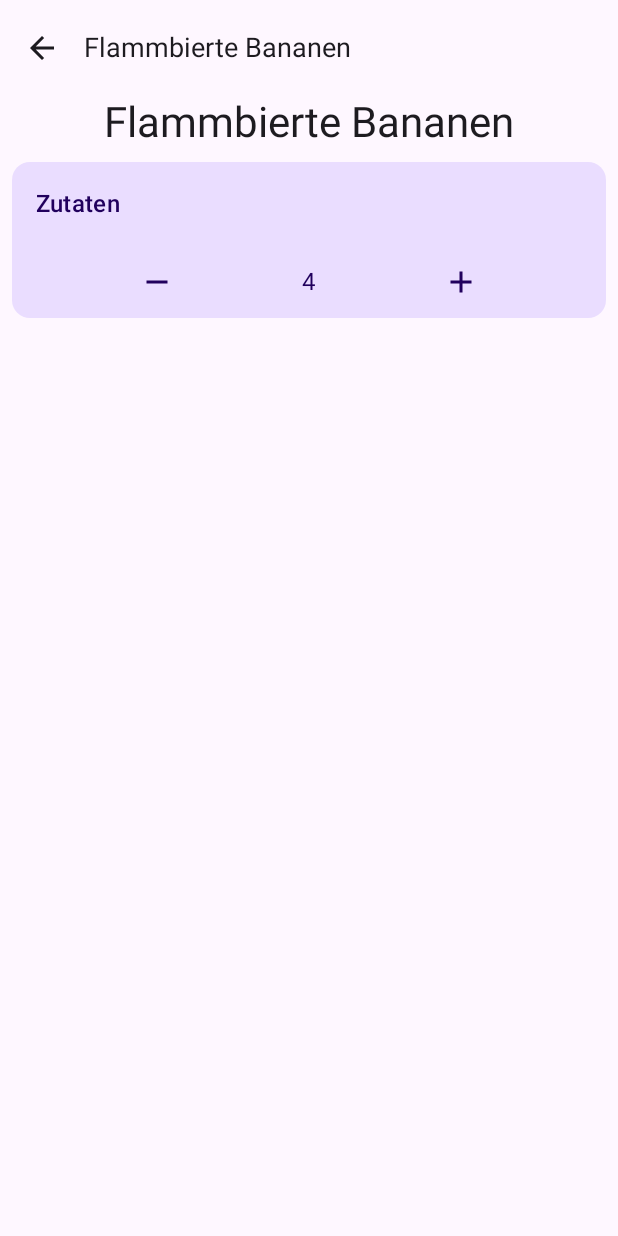
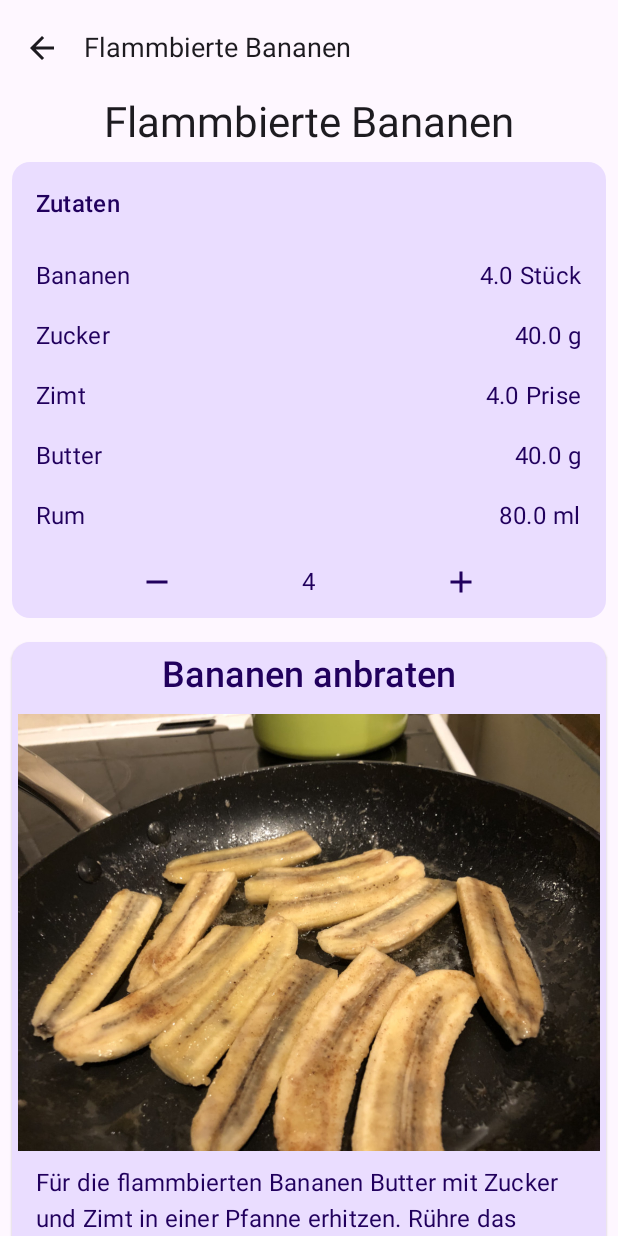
Before and after one commit to chris-prenissl/LasagneDinner, an Android app built with Jetpack Compose: the screen it shows after launch (MainActivity), after a tap on "Flammbierte Bananen", on a phone screen of 412 x 824 dp. Run offline under Robolectric (Android 15) with nearby library versions, the light colour scheme and no system bars.

Commit message:
added all recipes to the Repository

```diff
--- a/app/src/main/java/com/dinner/lasagnedinner/data/repository/RecipeRepositoryImpl.kt
+++ b/app/src/main/java/com/dinner/lasagnedinner/data/repository/RecipeRepositoryImpl.kt
@@ -3,8 +3,8 @@ package com.dinner.lasagnedinner.data.repository
 import com.dinner.lasagnedinner.R
 import com.dinner.lasagnedinner.domain.model.Dish
 import com.dinner.lasagnedinner.domain.model.DishStep
-import com.dinner.lasagnedinner.domain.model.Ingredient
 import com.dinner.lasagnedinner.domain.model.IngredientType
+import com.dinner.lasagnedinner.domain.model.OnePersonIngredient
 import com.dinner.lasagnedinner.domain.repository.RecipeRepository
 
 class RecipeRepositoryImpl : RecipeRepository {
@@ -13,42 +13,42 @@ class RecipeRepositoryImpl : RecipeRepository {
             Dish(
                 title = "Bruschetta",
                 ingredients = listOf(
-                    Ingredient(
+                    OnePersonIngredient(
                         title = "Tomaten",
-                        value = 2.0f,
+                        value = 0.5f,
                         type = IngredientType.Amount,
                     ),
-                    Ingredient(
+                    OnePersonIngredient(
                         title = "Zwiebeln",
-                        value = 1.0f,
+                        value = 0.25f,
                         type = IngredientType.Amount,
                     ),
-                    Ingredient(
+                    OnePersonIngredient(
                         title = "Olivenöl",
-                        value = 30.0f,
+                        value = 10.0f,
                         type = IngredientType.Milliliter,
                     ),
-                    Ingredient(
+                    OnePersonIngredient(
                         title = "Ciabatta",
-                        value = 1.0f,
+                        value = 0.25f,
                         type = IngredientType.Amount,
                     ),
-                    Ingredient(
+                    OnePersonIngredient(
                         title = "Basilikum",
-                        value = 1.0f,
+                        value = 0.25f,
                         type = IngredientType.Truss,
                     ),
-                    Ingredient(
+                    OnePersonIngredient(
                         title = "Knoblauchzehen",
-                        value = 1.0f,
+                        value = 0.5f,
                         type = IngredientType.Amount,
                     ),
-                    Ingredient(
+                    OnePersonIngredient(
                         title = "Salz",
                         value = 1.0f,
                         type = IngredientType.Skosh,
                     ),
-                    Ingredient(
+                    OnePersonIngredient(
                         title = "Pfeffer",
                         value = 1.0f,
                         type = IngredientType.Skosh,
@@ -90,16 +90,199 @@ class RecipeRepositoryImpl : RecipeRepository {
             ),
             Dish(
                 title = "Lasagne",
-                ingredients = emptyList(),
+                ingredients = listOf(
+                    OnePersonIngredient(
+                        title = "Rinderhackfleisch",
+                        value = 100.0f,
+                        type = IngredientType.Gram,
+                    ),
+                    OnePersonIngredient(
+                        title = "Rotwein",
+                        value = 25.0f,
+                        type = IngredientType.Milliliter,
+                    ),
+                    OnePersonIngredient(
+                        title = "Butter",
+                        value = 12.5f,
+                        type = IngredientType.Gram,
+                    ),
+                    OnePersonIngredient(
+                        title = "Olivenöl",
+                        value = 12.5f,
+                        type = IngredientType.Milliliter,
+                    ),
+                    OnePersonIngredient(
+                        title = "Karotten",
+                        value = 0.5f,
+                        type = IngredientType.Amount,
+                    ),
+                    OnePersonIngredient(
+                        title = "Zwiebeln",
+                        value = 0.5f,
+                        type = IngredientType.Amount,
+                    ),
+                    OnePersonIngredient(
+                        title = "Selerie Staude",
+                        value = 0.25f,
+                        type = IngredientType.Amount,
+                    ),
+                    OnePersonIngredient(
+                        title = "Knoblauchzehe",
+                        value = 0.25f,
+                        type = IngredientType.Amount,
+                    ),
+                    OnePersonIngredient(
+                        title = "Passierte Tomaten",
+                        value = 125.0f,
+                        type = IngredientType.Milliliter,
+                    ),
+                    OnePersonIngredient(
+                        title = "Mehl",
+                        value = 10.0f,
+                        type = IngredientType.Gram,
+                    ),
+                    OnePersonIngredient(
+                        title = "Milch",
+                        value = 50.0f,
+                        type = IngredientType.Milliliter,
+                    ),
+                    OnePersonIngredient(
+                        title = "Lasagneplatten",
+                        value = 3.0f,
+                        type = IngredientType.Amount,
+                    ),
+                    OnePersonIngredient(
+                        title = "Mozzarella",
+                        value = 50f,
+                        type = IngredientType.Gram,
+                    ),
+                    OnePersonIngredient(
+                        title = "Salz",
+                        value = 1.0f,
+                        type = IngredientType.Skosh,
+                    ),
+                    OnePersonIngredient(
+                        title = "Pfeffer",
+                        value = 1.0f,
+                        type = IngredientType.Skosh,
+                    ),
+                ),
                 imagePath = R.drawable.lasagne,
-                steps = emptyList(),
-                durationInMin = 90,
+                steps = listOf(
+                    DishStep(
+                        imagePath = R.drawable.schritt5,
+                        title = "Sofrito",
+                        stepDescription = "Für die Lasagne: Schneide zuerst Karotten, Zwiebeln" +
+                            " und Selerie zu ungefähr gleich großen Würfeln. Lasse das Gemüse " +
+                            "in einem guten Stück Butter und Olivenöl für eine halbe " +
+                            "Stunde andünsten.",
+                    ),
+                    DishStep(
+                        imagePath = R.drawable.schritt6,
+                        title = "Bolognese",
+                        stepDescription = "Brate nun bei hoher Hitze das Rinderhack mit Olivenöl" +
+                            " und Butter in einem großen Topf an. Dabei ist es wichtig, die" +
+                            " Fleischstücke möglichst klein zu stoßen. Lösche das braun" +
+                            " gebratene Fleisch mit Rotwein ab.",
+                    ),
+                    DishStep(
+                        imagePath = R.drawable.schritt7,
+                        title = "Bolognese",
+                        stepDescription = "Füge nun zum Hackfleisch das Gemüse, die passierten" +
+                            " Tomaten und den Knoblauch hinzu. Dies muss nun 45 Minuten" +
+                            " (für 1-2 Personen) bzw. 1-2 Stunden (3-6 Personen) bei " +
+                            "geringer Temperatur einkochen. Nehme den Topf bei gewünschter " +
+                            "Cremigkeit vom Herd. Mit Pfeffer und Salz abschmecken.",
+                    ),
+                    DishStep(
+                        imagePath = R.drawable.schritt8,
+                        title = "Bechamelsoße",
+                        stepDescription = "Heize für die Lasagne nun den Ofen auf 180°C vor. " +
+                            "Für die Bechamelsoße: Schmelze die Butter in" +
+                            " einem Topf an und füge zu gleichen Teilen der Butter das" +
+                            " Mehl hinzu. Rühre mit dem Schneebesen die Mehlschwitze" +
+                            " zu einer leicht festen Masse und " +
+                            "lasse diese eine leichte Bräune annehmen.",
+                    ),
+                    DishStep(
+                        imagePath = R.drawable.schritt9,
+                        title = "Bechamelsoße",
+                        stepDescription = "Schütte nun schrittweise Milch in die Mehlschwitze. " +
+                            "Wird die Soße fest, füge erneut Milch hinzu. Wiederhole diesen" +
+                            " Schritt bis eine cremige Soße entsteht. Mit Salz, Pfeffer und " +
+                            "evtl. Muskat abschmecken.",
+                    ),
+                    DishStep(
+                        imagePath = R.drawable.schritt10,
+                        title = "Lasagne einschichten",
+                        stepDescription = "Reibe den Bräter nun mit Butter ein. " +
+                            "Verteile die Zutaten in Schichten.\n1. Schicht: Verteile " +
+                            "Hackfleisch am Boden.\n2.Schicht: Verteile Bechamelsoße" +
+                            "\n3.Schicht: Verteile die getrockneten Lasagneplatten." +
+                            "\n4.Schicht: Eine weitere Schicht Hackfleisch.\n5.Schicht: " +
+                            "Eine weitere Schicht Lasagneplatten.\n6.Schicht: " +
+                            "Verteile den zerzupften Mozzarella.\n7.Schicht: Verteile " +
+                            "den Rest der Bechamelsoße.",
+                    ),
+                    DishStep(
+                        imagePath = R.drawable.schritt11,
+                        title = "Lasagne backen",
+                        stepDescription = "Schiebe nun die Lasagne in den vorgeheizten" +
+                            " Backofen bei 180°C. Die Lasagne braucht ca. 45 Minuten. " +
+                            "Guten Appetit:)",
+                    ),
+                ),
+                durationInMin = 100,
             ),
             Dish(
                 title = "Flammbierte Bananen",
-                ingredients = emptyList(),
+                ingredients = listOf(
+                    OnePersonIngredient(
+                        title = "Bananen",
+                        value = 1.0f,
+                        type = IngredientType.Amount,
+                    ),
+                    OnePersonIngredient(
+                        title = "Zucker",
+                        value = 10.0f,
+                        type = IngredientType.Gram,
+                    ),
+                    OnePersonIngredient(
+                        title = "Zimt",
+                        value = 1.0f,
+                        type = IngredientType.Skosh,
+                    ),
+                    OnePersonIngredient(
+                        title = "Butter",
+                        value = 10.0f,
+                        type = IngredientType.Gram,
+                    ),
+                    OnePersonIngredient(
+                        title = "Rum",
+                        value = 20.0f,
+                        type = IngredientType.Milliliter,
+                    ),
+                ),
                 imagePath = R.drawable.flambananen,
-                steps = emptyList(),
+                steps = listOf(
+                    DishStep(
+                        imagePath = R.drawable.schritt12,
+                        title = "Bananen anbraten",
+                        stepDescription = "Für die flammbierten Bananen Butter mit " +
+                            "Zucker und Zimt in einer Pfanne erhitzen. Rühre das Ganze " +
+                            "bis es zu einem Sirup geschmolzen ist. Füge nun die längs- " +
+                            "und querhalbierten Bananen hinzu und erhitze sie. Begieße die " +
+                            "Bananen mit dem Sirup aus der Pfanne.",
+                    ),
+                    DishStep(
+                        imagePath = R.drawable.schritt13,
+                        title = "Banane flammbieren",
+                        stepDescription = "Gieße nun den Rum über die Bananen und entzünde sie" +
+                            " mit einen Streichholz. Serviere alsbald der Rum sich " +
+                            "verflüchtigt hat, die Bananen auf dem Teller zusammen " +
+                            "mit Vanilleeis an.",
+                    ),
+                ),
                 durationInMin = 20,
             ),
         )
--- a/app/src/main/java/com/dinner/lasagnedinner/domain/model/Dish.kt
+++ b/app/src/main/java/com/dinner/lasagnedinner/domain/model/Dish.kt
@@ -2,7 +2,7 @@ package com.dinner.lasagnedinner.domain.model
 
 data class Dish(
     val title: String,
-    val ingredients: List<Ingredient>,
+    val ingredients: List<OnePersonIngredient>,
     val imagePath: Int,
     val steps: List<DishStep>,
     val durationInMin: Int,
--- a/app/src/main/java/com/dinner/lasagnedinner/domain/model/Ingredient.kt
+++ b/app/src/main/java/com/dinner/lasagnedinner/domain/model/OnePersonIngredient.kt
@@ -1,6 +1,6 @@
 package com.dinner.lasagnedinner.domain.model
 
-data class Ingredient(
+data class OnePersonIngredient(
     val title: String,
     val value: Float,
     val type: IngredientType,
--- a/app/src/main/java/com/dinner/lasagnedinner/presentation/component/Dishes.kt
+++ b/app/src/main/java/com/dinner/lasagnedinner/presentation/component/Dishes.kt
@@ -17,8 +17,8 @@ import androidx.compose.ui.Modifier
 import androidx.compose.ui.tooling.preview.Preview
 import com.dinner.lasagnedinner.R
 import com.dinner.lasagnedinner.domain.model.Dish
-import com.dinner.lasagnedinner.domain.model.Ingredient
 import com.dinner.lasagnedinner.domain.model.IngredientType
+import com.dinner.lasagnedinner.domain.model.OnePersonIngredient
 import com.dinner.lasagnedinner.presentation.style.LasagneDinnerTheme
 import com.dinner.lasagnedinner.util.AppConstants
 
@@ -70,7 +70,7 @@ fun DishesPreview() {
                     title = "Bruschetta",
                     ingredients =
                     listOf(
-                        Ingredient(
+                        OnePersonIngredient(
                             "Tomato",
                             3.0f,
                             IngredientType.Amount,
@@ -84,7 +84,7 @@ fun DishesPreview() {
                     title = "Lasagne",
                     ingredients =
                     listOf(
-                        Ingredient(
+                        OnePersonIngredient(
                             "Tomato",
                             3.0f,
                             IngredientType.Amount,
@@ -98,7 +98,7 @@ fun DishesPreview() {
                     title = "Flammbierte Bananen",
                     ingredients =
                     listOf(
-                        Ingredient(
+                        OnePersonIngredient(
                             "Bananen",
                             3.0f,
                             IngredientType.Amount,
--- a/app/src/main/java/com/dinner/lasagnedinner/presentation/component/IngredientItem.kt
+++ b/app/src/main/java/com/dinner/lasagnedinner/presentation/component/IngredientItem.kt
@@ -11,13 +11,14 @@ import androidx.compose.runtime.Composable
 import androidx.compose.ui.Modifier
 import androidx.compose.ui.tooling.preview.Preview
 import androidx.compose.ui.unit.dp
-import com.dinner.lasagnedinner.domain.model.Ingredient
 import com.dinner.lasagnedinner.domain.model.IngredientType
+import com.dinner.lasagnedinner.domain.model.OnePersonIngredient
 import com.dinner.lasagnedinner.util.AppConstants
 
 @Composable
 fun IngredientItem(
-    ingredient: Ingredient,
+    ingredient: OnePersonIngredient,
+    peopleCount: Int,
 ) {
     Row(
         horizontalArrangement = Arrangement.SpaceBetween,
@@ -30,7 +31,7 @@ fun IngredientItem(
     ) {
         Text(text = ingredient.title)
         Row {
-            Text(text = ingredient.value.toString())
+            Text(text = (ingredient.value * peopleCount).toString())
             ingredient.type.unit?.let {
                 Spacer(
                     modifier = Modifier.size(
@@ -48,10 +49,11 @@ fun IngredientItem(
 @Composable
 fun IngredientItemPreview() {
     IngredientItem(
-        ingredient = Ingredient(
+        ingredient = OnePersonIngredient(
             title = "Tomatoes",
             value = 20.0f,
             type = IngredientType.Amount,
         ),
+        peopleCount = 4,
     )
 }
--- a/app/src/main/java/com/dinner/lasagnedinner/presentation/component/IngredientsList.kt
+++ b/app/src/main/java/com/dinner/lasagnedinner/presentation/component/IngredientsList.kt
@@ -19,13 +19,13 @@ import androidx.compose.runtime.Composable
 import androidx.compose.ui.Alignment
 import androidx.compose.ui.Modifier
 import androidx.compose.ui.tooling.preview.Preview
-import com.dinner.lasagnedinner.domain.model.Ingredient
 import com.dinner.lasagnedinner.domain.model.IngredientType
+import com.dinner.lasagnedinner.domain.model.OnePersonIngredient
 import com.dinner.lasagnedinner.util.AppConstants
 
 @Composable
 fun IngredientsList(
-    ingredients: List<Ingredient>,
+    ingredients: List<OnePersonIngredient>,
     peopleCount: Int = 4,
     onAddIngredient: () -> Unit = {},
     onRemoveIngredient: () -> Unit = {},
@@ -46,7 +46,10 @@ fun IngredientsList(
                 modifier = Modifier.padding(AppConstants.Size.paddingDouble),
             )
             ingredients.forEach {
-                IngredientItem(ingredient = it)
+                IngredientItem(
+                    ingredient = it,
+                    peopleCount = peopleCount,
+                )
             }
             Row(
                 verticalAlignment = Alignment.CenterVertically,
@@ -70,12 +73,12 @@ fun IngredientsList(
 fun IngredientsListPreview() {
     IngredientsList(
         ingredients = listOf(
-            Ingredient(
+            OnePersonIngredient(
                 title = "Tomatoes",
                 value = 4.0f,
                 type = IngredientType.Amount,
             ),
-            Ingredient(
+            OnePersonIngredient(
                 title = "Meat",
                 value = 400.0f,
                 type = IngredientType.Gram,
--- a/app/src/main/java/com/dinner/lasagnedinner/presentation/component/Recipe.kt
+++ b/app/src/main/java/com/dinner/lasagnedinner/presentation/component/Recipe.kt
@@ -23,8 +23,8 @@ import androidx.compose.ui.unit.dp
 import com.dinner.lasagnedinner.R
 import com.dinner.lasagnedinner.domain.model.Dish
 import com.dinner.lasagnedinner.domain.model.DishStep
-import com.dinner.lasagnedinner.domain.model.Ingredient
 import com.dinner.lasagnedinner.domain.model.IngredientType
+import com.dinner.lasagnedinner.domain.model.OnePersonIngredient
 import com.dinner.lasagnedinner.presentation.style.LasagneDinnerTheme
 import com.dinner.lasagnedinner.util.AppConstants
 
@@ -107,12 +107,12 @@ fun RecipePreview() {
                 title = "Lasagne",
                 ingredients =
                 listOf(
-                    Ingredient(
+                    OnePersonIngredient(
                         title = "Tomatoes",
                         value = 10.0f,
                         type = IngredientType.Amount,
                     ),
-                    Ingredient(
+                    OnePersonIngredient(
                         title = "Meat",
                         value = 300.0f,
                         type = IngredientType.Gram,
```
